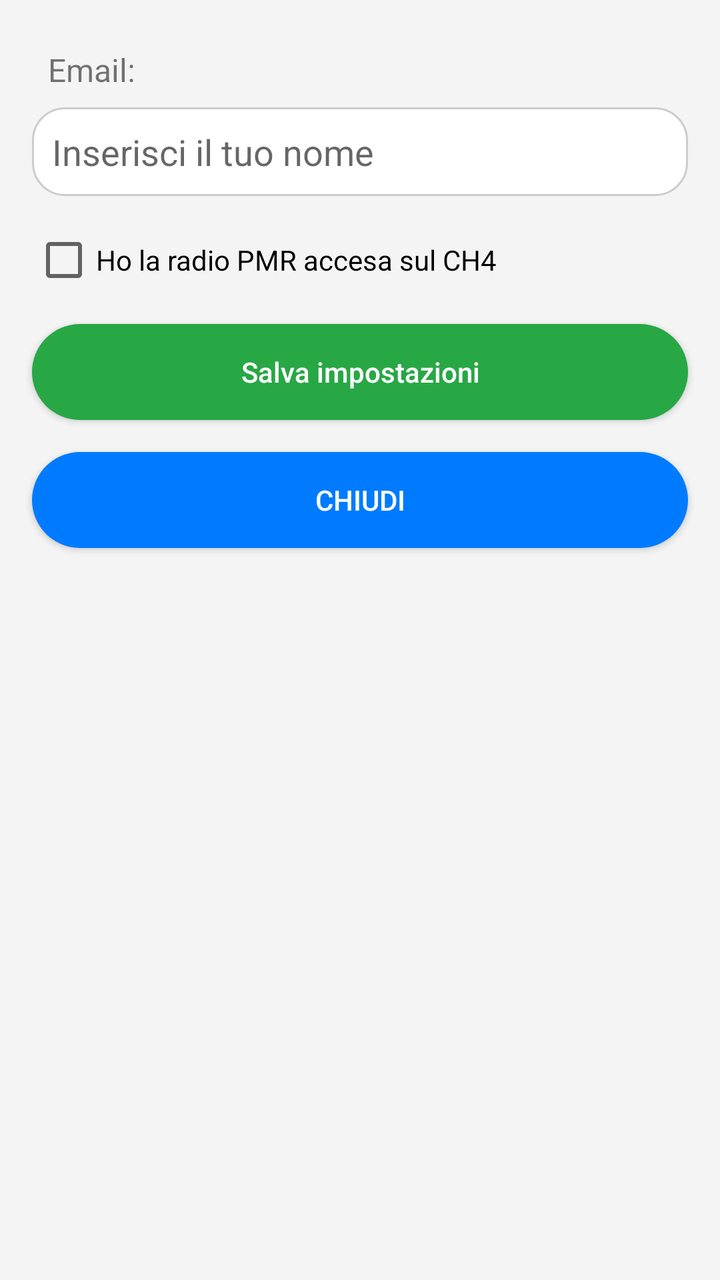
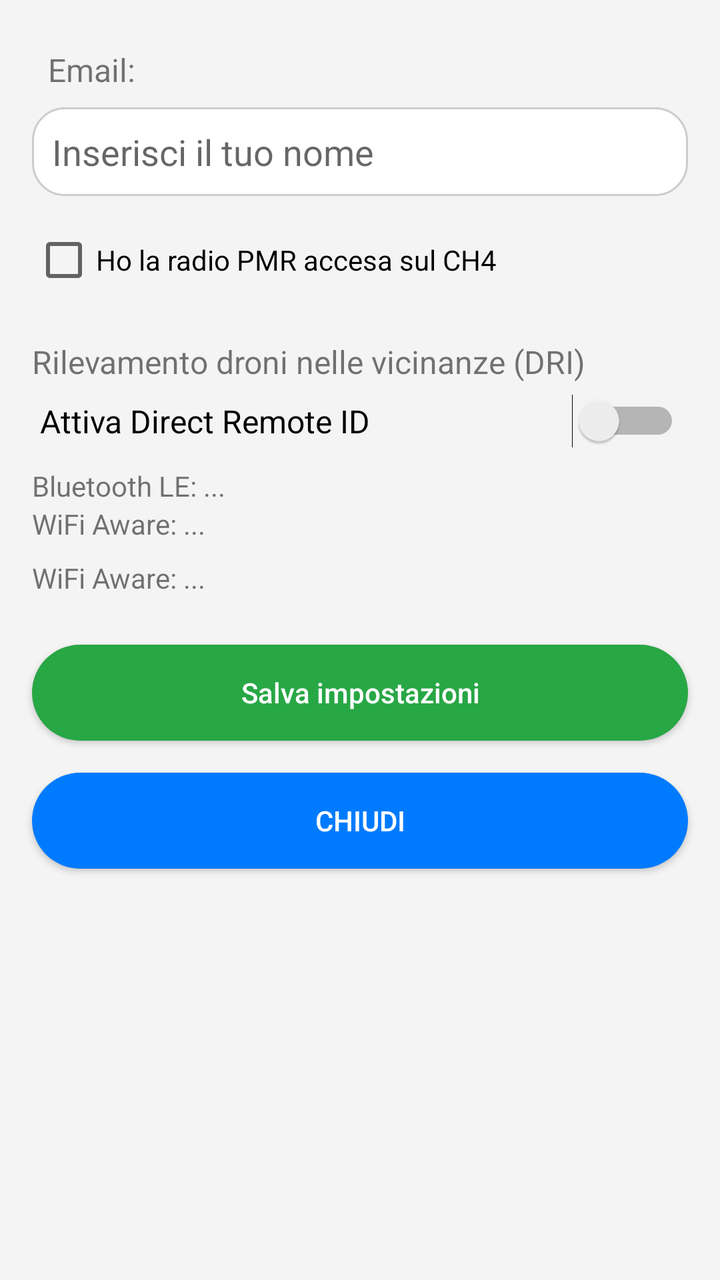

Before-and-after screenshots of an Android layout around one commit, followed by the original layout XML and the change that was made.
<!-- AndroidManifest.xml: application theme Theme.AppCompat.Light -->
<!-- res/layout/activity_impostazioni.xml -->
<androidx.constraintlayout.widget.ConstraintLayout
    xmlns:android="http://schemas.android.com/apk/res/android"
    android:layout_width="match_parent"
    android:layout_height="match_parent"
    android:fitsSystemWindows="true">

<LinearLayout
    xmlns:android="http://schemas.android.com/apk/res/android"
    android:layout_width="match_parent"
    android:layout_height="match_parent"
    android:orientation="vertical"
    android:padding="16dp"
    android:background="#f4f4f4"
        android:clipToPadding="false">

        <TextView
            android:id="@+id/textEmail"
            android:layout_width="match_parent"
            android:layout_height="wrap_content"
            android:text="Email: "
            android:textSize="16sp"
            android:padding="8dp"/>

        <EditText
            android:id="@+id/editFullName"
            android:background="@drawable/rounded_input"
            android:layout_width="match_parent"
            android:layout_height="wrap_content"
            android:padding="10dp"
            android:hint="Inserisci il tuo nome"/>

        <CheckBox
            android:id="@+id/checkboxPMR"
            android:layout_width="wrap_content"
            android:layout_height="wrap_content"
            android:layout_marginTop="16dp"
            android:text="Ho la radio PMR accesa sul CH4" />

        <Button
            android:id="@+id/btnSalvaNome"
            android:layout_width="match_parent"
            android:layout_height="wrap_content"
            android:text="Salva impostazioni"
            android:textAllCaps="false"
            android:layout_marginTop="16dp"
            android:textColor="@color/button_text_color"
            android:background="@drawable/rounded_button_green"/>

        <Button
            android:id="@+id/close_impostazioni_button"
            android:layout_width="match_parent"
            android:layout_height="wrap_content"
            android:text="Chiudi"
            android:layout_marginTop="16dp"
            android:textColor="@color/button_text_color"
            android:background="@drawable/rounded_button_blue" />



</LinearLayout>
</androidx.constraintlayout.widget.ConstraintLayout>
<!-- resources referenced by this layout -->
<resources>
  <color name="button_text_color">#FFFFFF</color>
  <!-- drawable rounded_button_blue (drawable) -->
  <shape xmlns:android="http://schemas.android.com/apk/res/android" android:shape="rectangle">
      <solid android:color="#007bff" />
      <corners android:radius="24dp" />
  </shape>
  <!-- drawable rounded_button_green (drawable) -->
  <shape xmlns:android="http://schemas.android.com/apk/res/android" android:shape="rectangle">
      <solid android:color="#28a745" />
      <corners android:radius="24dp" />
  </shape>
  <!-- drawable rounded_input (drawable) -->
  <shape xmlns:android="http://schemas.android.com/apk/res/android" android:shape="rectangle">
      <solid android:color="#FFFFFF" />
      <corners android:radius="16dp" />
      <stroke android:width="1dp" android:color="#CCCCCC"/>
  </shape>
</resources>

<!-- the commit's change to res/layout/activity_impostazioni.xml (unified diff, before → after) -->
@@ -4,58 +4,98 @@
     android:layout_height="match_parent"
     android:fitsSystemWindows="true">
 
-<LinearLayout
-    xmlns:android="http://schemas.android.com/apk/res/android"
-    android:layout_width="match_parent"
-    android:layout_height="match_parent"
-    android:orientation="vertical"
-    android:padding="16dp"
-    android:background="#f4f4f4"
-        android:clipToPadding="false">
+        <LinearLayout
+            android:id="@+id/settingsContainer"
+            android:layout_width="match_parent"
+            android:layout_height="match_parent"
+            android:orientation="vertical"
+            android:padding="16dp"
+            android:background="#f4f4f4"
+            android:clipToPadding="false">
 
-        <TextView
-            android:id="@+id/textEmail"
-            android:layout_width="match_parent"
-            android:layout_height="wrap_content"
-            android:text="Email: "
-            android:textSize="16sp"
-            android:padding="8dp"/>
+                <TextView
+                    android:id="@+id/textEmail"
+                    android:layout_width="match_parent"
+                    android:layout_height="wrap_content"
+                    android:text="Email: "
+                    android:textSize="16sp"
+                    android:padding="8dp"/>
 
-        <EditText
-            android:id="@+id/editFullName"
-            android:background="@drawable/rounded_input"
-            android:layout_width="match_parent"
-            android:layout_height="wrap_content"
-            android:padding="10dp"
-            android:hint="Inserisci il tuo nome"/>
+                <EditText
+                    android:id="@+id/editFullName"
+                    android:background="@drawable/rounded_input"
+                    android:layout_width="match_parent"
+                    android:layout_height="wrap_content"
+                    android:padding="10dp"
+                    android:hint="Inserisci il tuo nome"/>
 
-        <CheckBox
-            android:id="@+id/checkboxPMR"
-            android:layout_width="wrap_content"
-            android:layout_height="wrap_content"
-            android:layout_marginTop="16dp"
-            android:text="Ho la radio PMR accesa sul CH4" />
+                <CheckBox
+                    android:id="@+id/checkboxPMR"
+                    android:layout_width="wrap_content"
+                    android:layout_height="wrap_content"
+                    android:layout_marginTop="16dp"
+                    android:text="Ho la radio PMR accesa sul CH4" />
 
-        <Button
-            android:id="@+id/btnSalvaNome"
-            android:layout_width="match_parent"
-            android:layout_height="wrap_content"
-            android:text="Salva impostazioni"
-            android:textAllCaps="false"
-            android:layout_marginTop="16dp"
-            android:textColor="@color/button_text_color"
-            android:background="@drawable/rounded_button_green"/>
+                
+                <TextView
+                    android:id="@+id/textDroneId"
+                    android:layout_width="match_parent"
+                    android:layout_height="wrap_content"
+                    android:text="Rilevamento droni nelle vicinanze (DRI)"
+                    android:textSize="16sp"
+                    android:layout_marginTop="24dp"
+                    android:paddingBottom="4dp" />
 
-        <Button
-            android:id="@+id/close_impostazioni_button"
-            android:layout_width="match_parent"
-            android:layout_height="wrap_content"
-            android:text="Chiudi"
-            android:layout_marginTop="16dp"
-            android:textColor="@color/button_text_color"
-            android:background="@drawable/rounded_button_blue" />
+                <Switch
+                    android:id="@+id/switchDroneId"
+                    android:layout_width="match_parent"
+                    android:layout_height="wrap_content"
+                    android:text="Attiva Direct Remote ID"
+                    android:textSize="16sp"
+                    android:padding="4dp"/>
 
+                
+                <TextView
+                    android:id="@+id/textBluetoothStatus"
+                    android:layout_width="match_parent"
+                    android:layout_height="wrap_content"
+                    android:text="Bluetooth LE: ..."
+                    android:textSize="14sp"
+                    android:paddingTop="8dp" />
 
+                <TextView
+                    android:id="@+id/textWifiAwareStatus"
+                    android:layout_width="match_parent"
+                    android:layout_height="wrap_content"
+                    android:text="WiFi Aware: ..."
+                    android:textSize="14sp"
+                    android:paddingBottom="8dp" />
 
-</LinearLayout>
+                <TextView
+                    android:id="@+id/textWifiBeaconStatus"
+                    android:layout_width="match_parent"
+                    android:layout_height="wrap_content"
+                    android:text="WiFi Aware: ..."
+                    android:textSize="14sp"
+                    android:paddingBottom="8dp" />
+
+                <Button
+                    android:id="@+id/btnSalvaNome"
+                    android:layout_width="match_parent"
+                    android:layout_height="wrap_content"
+                    android:text="Salva impostazioni"
+                    android:textAllCaps="false"
+                    android:layout_marginTop="16dp"
+                    android:textColor="@color/button_text_color"
+                    android:background="@drawable/rounded_button_green"/>
+
+                <Button
+                    android:id="@+id/close_impostazioni_button"
+                    android:layout_width="match_parent"
+                    android:layout_height="wrap_content"
+                    android:text="Chiudi"
+                    android:layout_marginTop="16dp"
+                    android:textColor="@color/button_text_color"
+                    android:background="@drawable/rounded_button_blue" />
+        </LinearLayout>
 </androidx.constraintlayout.widget.ConstraintLayout>
